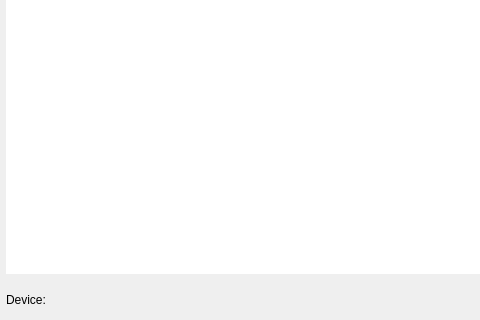
Old version of the form src/VeraGrid/Gui/RmsModelEditor/block_editor.ui in the repository JordiBejarUPC/veragrid-hvdc-bipolar-pfc; both pictures show x 0 to 480 and y 190 to 510 of the 1007 by 510 pixel window.
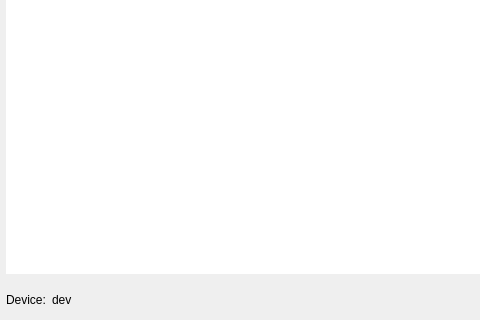
New version of the form. Icons and pictures are not drawn.

```diff
--- a/src/VeraGrid/Gui/RmsModelEditor/block_editor.ui
+++ b/src/VeraGrid/Gui/RmsModelEditor/block_editor.ui
@@ -204,6 +204,13 @@
          </property>
         </widget>
        </item>
+       <item>
+        <widget class="QLabel" name="deviceLabel">
+         <property name="text">
+          <string>dev</string>
+         </property>
+        </widget>
+       </item>
        <item>
         <spacer name="horizontalSpacer_3">
          <property name="orientation">
```
Left out of the diff: 8 changed lines with no effect on the pictures.
